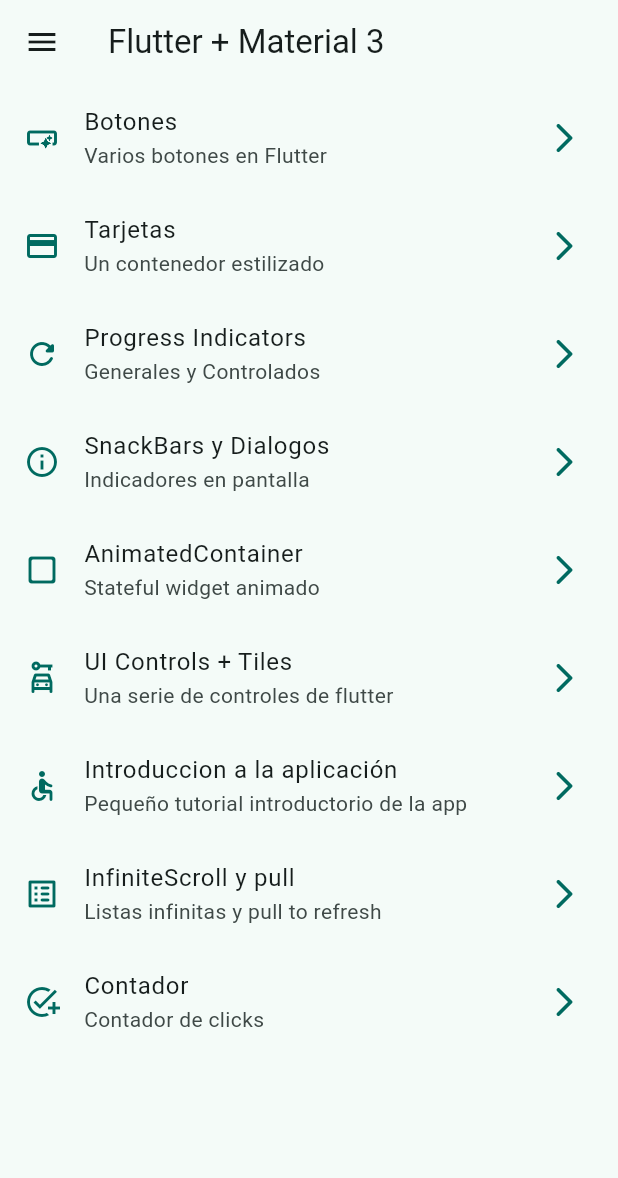
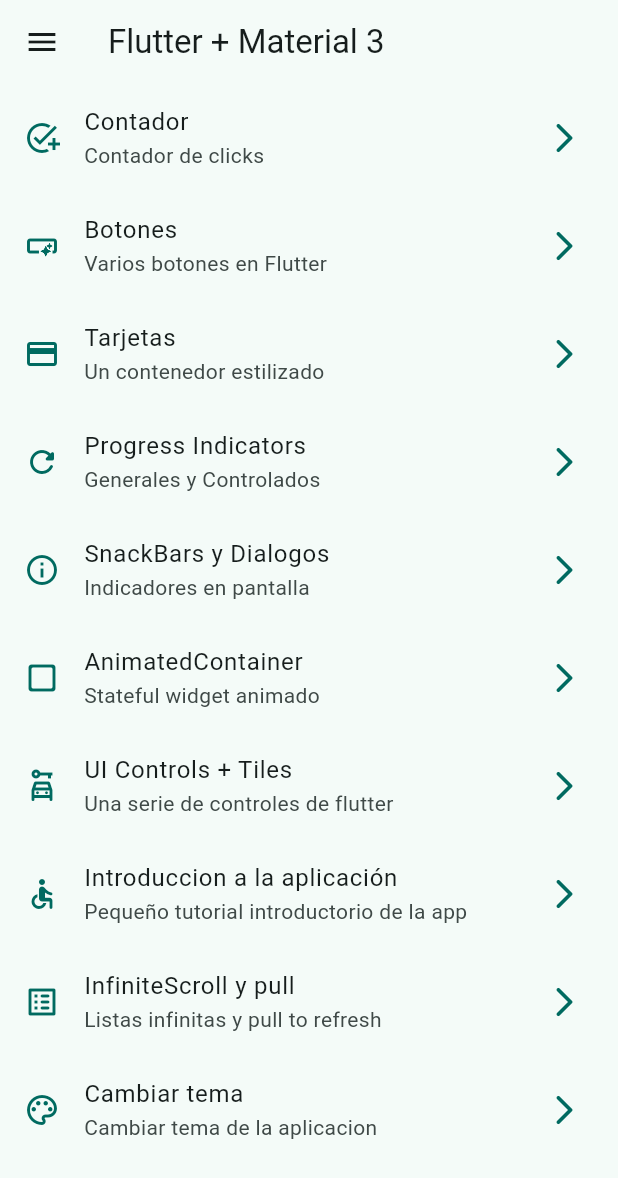
Before and after one commit to JuanMiguelUribe/widgets_apps, a Flutter app: the screen it shows after launch, on a phone screen of 412 x 824 dp. Shown: the top 1178 px of the screen. Run offline on Flutter 3.47's test engine with Material 3 defaults, Android fonts, the phone set to English and light mode, and no system bars; our stand-ins replace animate_do, flutter_riverpod, go_router; statements that could not run were skipped.

Commit message:
se creo y finalizo la pantalla del theme changer

```diff
--- a/lib/config/menu/menu_items.dart
+++ b/lib/config/menu/menu_items.dart
@@ -16,6 +16,12 @@ class MenuItem {
 }
 
 const List<MenuItem> appMenuItems = [
+  MenuItem(
+    title: "Contador",
+    subTitle: "Contador de clicks",
+    link: "/counter_screen",
+    icon: Icons.add_task_outlined,
+  ),
   MenuItem(
     title: "Botones",
     subTitle: "Varios botones en Flutter",
@@ -65,9 +71,9 @@ const List<MenuItem> appMenuItems = [
     icon: Icons.list_alt_rounded,
   ),
   MenuItem(
-    title: "Contador",
-    subTitle: "Contador de clicks",
-    link: "/counter_screen",
-    icon: Icons.add_task_outlined,
+    title: "Cambiar tema",
+    subTitle: "Cambiar tema de la aplicacion",
+    link: "/theme_changer",
+    icon: Icons.color_lens_outlined,
   ),
 ];
--- a/lib/config/router/app_router.dart
+++ b/lib/config/router/app_router.dart
@@ -55,5 +55,10 @@ final appRouter = GoRouter(
       name: CounterScreen.name,
       builder: (context, state) => CounterScreen(),
     ),
+    GoRoute(
+      path: '/theme_changer',
+      name: ThemeChangerScreen.name,
+      builder: (context, state) => ThemeChangerScreen(),
+    ),
   ],
 );
```
Also changed, not shown: lib/presentation/theme_changer/theme_changer_screen.dart (added, +57 -0 lines).
